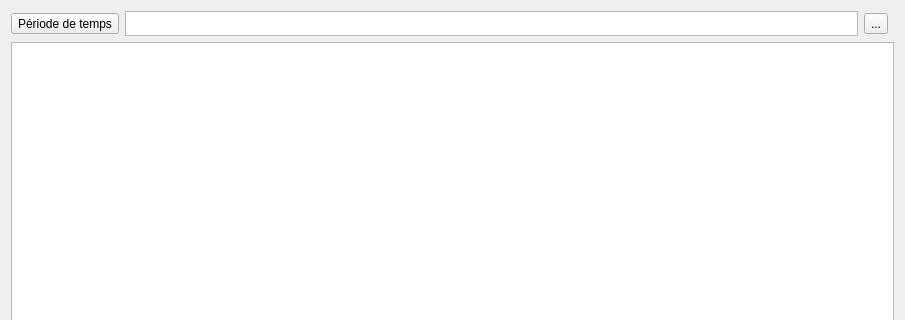
Before: the Qt Designer form dialog.ui in Valere21/parseMVB, drawn with Qt 5; both pictures show x 0 to 905 and y 0 to 320 of the 905 by 535 pixel window.
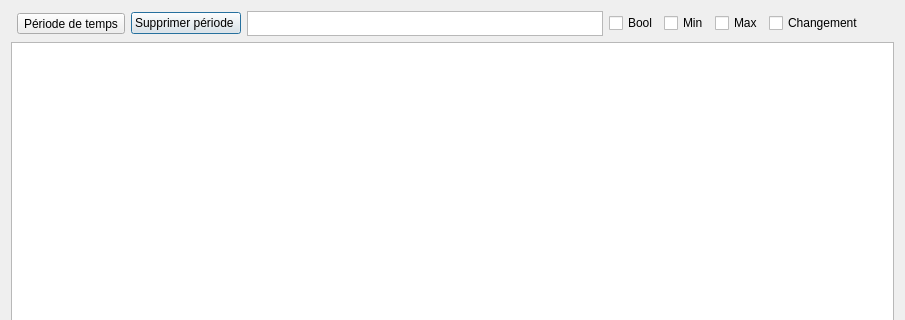
After: the same form once the commit is applied.

```diff
--- a/dialog.ui
+++ b/dialog.ui
@@ -16,28 +16,11 @@
   <layout class="QGridLayout" name="gridLayout_2">
    <item row="1" column="0" colspan="2">
     <layout class="QGridLayout" name="gridLayout">
-     <item row="1" column="0" colspan="4">
-      <widget class="QTableWidget" name="tableWidget"/>
-     </item>
-     <item row="0" column="0">
-      <widget class="QToolButton" name="toolButton">
-       <property name="text">
-        <string>Période de temps</string>
-       </property>
-      </widget>
-     </item>
-     <item row="0" column="2">
-      <widget class="QToolButton" name="toolButton_2">
-       <property name="text">
-        <string>...</string>
-       </property>
-      </widget>
-     </item>
-     <item row="0" column="1">
+     <item row="2" column="3">
       <widget class="QPlainTextEdit" name="plainTextEdit">
        <property name="minimumSize">
         <size>
-         <width>450</width>
+         <width>0</width>
          <height>15</height>
         </size>
        </property>
@@ -49,6 +32,51 @@
        </property>
       </widget>
      </item>
+     <item row="2" column="1">
+      <widget class="QToolButton" name="toolButton">
+       <property name="text">
+        <string>Période de temps</string>
+       </property>
+      </widget>
+     </item>
+     <item row="2" column="4">
+      <widget class="QCheckBox" name="checkBox_3">
+       <property name="text">
+        <string>Bool</string>
+       </property>
+      </widget>
+     </item>
+     <item row="2" column="2">
+      <widget class="QPushButton" name="pushButton">
+       <property name="text">
+        <string>Supprimer période </string>
+       </property>
+      </widget>
+     </item>
+     <item row="2" column="6">
+      <widget class="QCheckBox" name="checkBox_2">
+       <property name="text">
+        <string>Max</string>
+       </property>
+      </widget>
+     </item>
+     <item row="2" column="7">
+      <widget class="QCheckBox" name="checkBox_4">
+       <property name="text">
+        <string>Changement</string>
+       </property>
+      </widget>
+     </item>
+     <item row="3" column="0" colspan="13">
+      <widget class="QTableWidget" name="tableWidget"/>
+     </item>
+     <item row="2" column="5">
+      <widget class="QCheckBox" name="checkBox">
+       <property name="text">
+        <string>Min</string>
+       </property>
+      </widget>
+     </item>
     </layout>
    </item>
   </layout>
```
